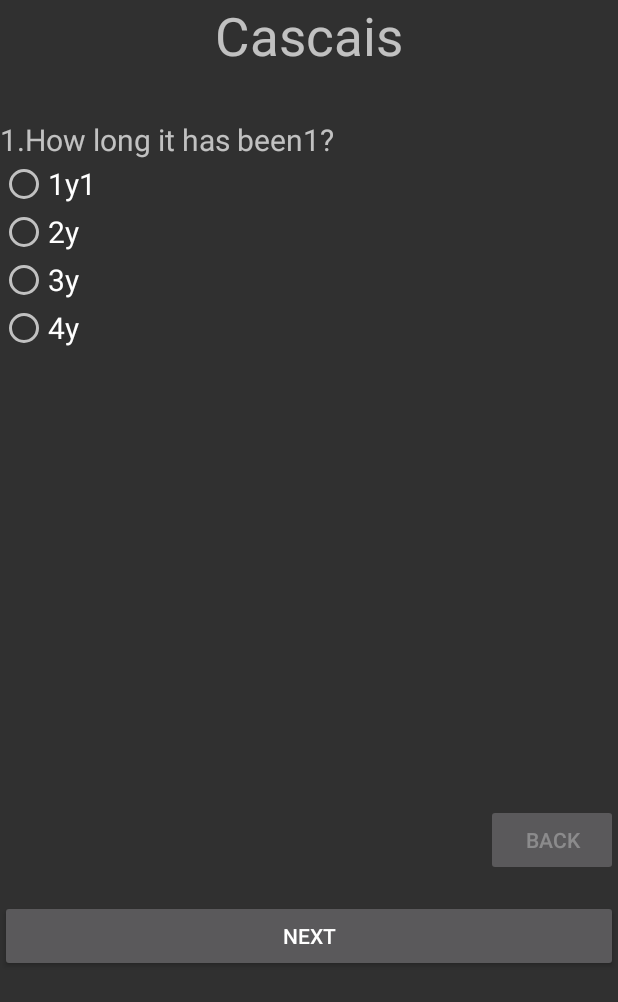
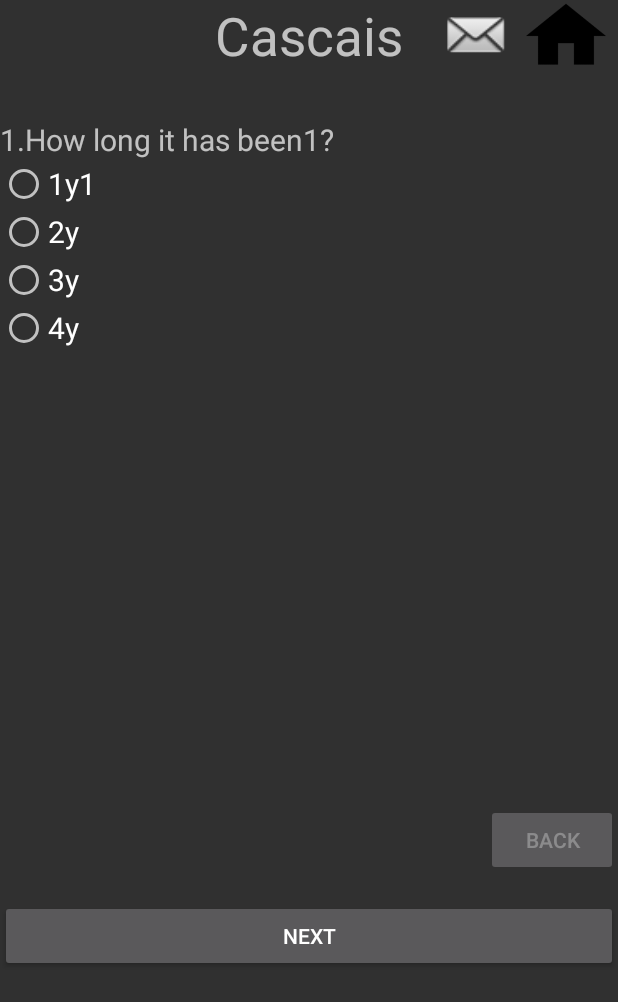
Before and after one commit to pevidex/CMU, an Android app: the CurrentQuizActivity screen opened directly, with no data from a screen before it, on a phone screen of 412 x 824 dp. Shown: the top 1002 px of the screen. Run offline under Robolectric (Android 15) with nearby library versions, the phone set to English and light mode, and no system bars.

Commit message:
global var for answers

```diff
--- /dev/null
+++ b/CMU/app/src/main/java/classes/Answers.java
@@ -0,0 +1,39 @@
+package classes;
+
+import android.util.Log;
+
+import java.io.Serializable;
+import java.util.ArrayList;
+import java.util.List;
+
+public class Answers implements Serializable{
+    private ArrayList<Integer> ans = new ArrayList<>();
+    public void init(List<Question> quizItems){
+        //initialize the ans(make sure only the first time to initialize)
+        if(ans.isEmpty()){
+            Log.d("ATLAS","is empty");
+            list();
+            for(Question q: quizItems){
+                ans.add(0);
+            };
+        }
+    }
+    public void set(int index,Integer value){
+        ans.set(index,value);
+    }
+
+    public Integer get(int index){
+        return ans.get(index);
+    }
+
+    public void clear(){
+        ans.clear();
+    }
+
+    //for debug
+    public void list(){
+        Log.d("ATLAS",String.valueOf(ans.size()));
+        Log.d("ATLAS",ans.toString());
+
+    }
+}
--- a/CMU/app/src/main/java/com/cmu/group22/hoponcmu/CurrentQuizActivity.java
+++ b/CMU/app/src/main/java/com/cmu/group22/hoponcmu/CurrentQuizActivity.java
@@ -10,6 +10,7 @@ import android.widget.ListView;
 import android.widget.RadioGroup;
 import android.widget.TextView;
 
+import classes.Answers;
 import classes.Question;
 
 import java.util.ArrayList;
@@ -22,12 +23,16 @@ public class CurrentQuizActivity extends AppCompatActivity {
     Button nextBtn;
     Button backBtn;
     int currentPos = 0;
-    ArrayList<Integer> ans = new ArrayList<>();
+    Answers ans;
+
     RadioGroup radioAnsGroup;
 
     protected void onCreate(Bundle savedInstanceState){
         super.onCreate(savedInstanceState);
         setContentView(R.layout.activity_currentquiz);
+
+        GlobalContext globalContext = (GlobalContext) getApplicationContext();
+        ans = globalContext.getAnswers();
 
         getCurrentLocation();
         TextView title = (TextView) findViewById (R.id.QuizTitle);
@@ -38,7 +43,14 @@ public class CurrentQuizActivity extends AppCompatActivity {
         nextBtn = (Button) findViewById(R.id.Btn_sumbit);
         backBtn = (Button) findViewById(R.id.Btn_back);
 
+
+        //ans = (Answers) getIntent().getSerializableExtra("stock_ans");
+        ans.list();
+        ans.init(quizItems);
+        ans.set(1,2);
+        ans.list();
         resetCurrentquiz();
+
 
         nextBtn.setOnClickListener(onClickListener);
         backBtn.setOnClickListener(onClickListener);
@@ -81,6 +93,7 @@ public class CurrentQuizActivity extends AppCompatActivity {
                         backBtn.setEnabled(false);
                         //TODO: to submit ans
                         Log.d("ATLAS",ans.toString());
+                        ans.clear();
                         return;
                     }
                     break;
@@ -110,10 +123,6 @@ public class CurrentQuizActivity extends AppCompatActivity {
         quizItems.add(new Question("How long it has been7?","1y7","2y","3y","4y"));
         quizItems.add(new Question("How long it has been8?","1y8","2y","3y","4y"));
 
-        //initialize the ans
-        for(Question q: quizItems){
-            ans.add(0);
-        };
     }
 
     protected void resetCurrentquiz(){
@@ -141,7 +150,9 @@ public class CurrentQuizActivity extends AppCompatActivity {
         btn3.setText(q.getAnswer3());
         Button btn4 = (Button) findViewById(R.id.Btn_option4);
         btn4.setText(q.getAnswer4());
+
         //recover ans
+
         switch (ans.get(currentPos)){
             case 1:
                 radioAnsGroup.check(R.id.Btn_option1);
@@ -160,6 +171,7 @@ public class CurrentQuizActivity extends AppCompatActivity {
                 break;
         }
 
+
     }
 
 
--- a/CMU/app/src/main/java/com/cmu/group22/hoponcmu/GlobalContext.java
+++ b/CMU/app/src/main/java/com/cmu/group22/hoponcmu/GlobalContext.java
@@ -2,9 +2,13 @@ package com.cmu.group22.hoponcmu;
 
 import android.app.Application;
 
+import classes.Answers;
+
 public class GlobalContext extends Application {
 
     private int sessionId = 0;
+
+    private Answers ans = new Answers();
 
     public int getSessionId(){
         return this.sessionId;
@@ -13,4 +17,7 @@ public class GlobalContext extends Application {
     public void setSessionId(int id){
         this.sessionId = id;
     }
+
+    public Answers getAnswers(){ return this.ans; }
+
 }
--- a/CMU/app/src/main/java/com/cmu/group22/hoponcmu/MainActivity.java
+++ b/CMU/app/src/main/java/com/cmu/group22/hoponcmu/MainActivity.java
@@ -2,6 +2,7 @@ package com.cmu.group22.hoponcmu;
 
 import android.content.Intent;
 import android.os.Bundle;
+import android.support.v7.app.AlertDialog;
 import android.support.v7.app.AppCompatActivity;
 import android.util.Log;
 import android.view.View;
@@ -14,6 +15,7 @@ import com.cmu.group22.hoponcmu.Task.GetLocationsTask;
 
 import java.util.ArrayList;
 
+import classes.Answers;
 import classes.Location;
 
 public class MainActivity extends AppCompatActivity {
@@ -21,6 +23,8 @@ public class MainActivity extends AppCompatActivity {
     ImageView img_currentquiz;
     ImageView img_myquizs;
     ImageView img_msgbox;
+
+    //Answers ans = new Answers();
 
     ArrayList<Location> locations=null;
 
@@ -46,8 +50,9 @@ public class MainActivity extends AppCompatActivity {
         new GetLocationsTask(MainActivity.this).execute();
         setContentView(R.layout.activity_main);
 
+        Log.d("ATLAS","on create main activity");
 
-        GlobalContext globalContext = (GlobalContext) getApplicationContext();
+        final GlobalContext globalContext = (GlobalContext) getApplicationContext();
         Log.d("MainActivity ",  Integer.toString(globalContext.getSessionId()));
         //TODO:check the cookie if the user has logged in. if not, go to login activity
         //Intent intent = new Intent(this, LoginActivity.class);
@@ -61,7 +66,10 @@ public class MainActivity extends AppCompatActivity {
         img_currentquiz.setClickable(true);//TODO:according to the detect of wifi to define whether the user can answer now
         img_currentquiz.setOnClickListener(new View.OnClickListener() {
             public void onClick(View v) {
+                AlertDialog.Builder builder = new AlertDialog.Builder(globalContext);
+
                 Intent intent = new Intent(v.getContext(), CurrentQuizActivity.class);
+                //intent.putExtra("stock_ans",ans);
                 startActivity(intent);
             }
         });
--- a/CMU/app/src/main/res/layout/activity_currentquiz.xml
+++ b/CMU/app/src/main/res/layout/activity_currentquiz.xml
@@ -88,4 +88,26 @@
         app:layout_constraintBottom_toTopOf="@+id/Btn_sumbit"
         app:layout_constraintEnd_toEndOf="parent"
         app:layout_constraintLeft_toLeftOf="parent" />
+
+    <Button
+        android:id="@+id/Btn_leave"
+        android:layout_width="53dp"
+        android:layout_height="45dp"
+        android:layout_marginEnd="8dp"
+        android:background="@drawable/home_icon"
+        android:text=""
+        app:layout_constraintBottom_toBottomOf="@+id/QuizTitle"
+        app:layout_constraintEnd_toEndOf="@+id/QuizTitle"
+        app:layout_constraintTop_toTopOf="@+id/QuizTitle" />
+
+    <Button
+        android:id="@+id/Btn_msg"
+        android:layout_width="50dp"
+        android:layout_height="47dp"
+        android:layout_marginEnd="8dp"
+        android:background="@android:drawable/sym_action_email"
+        android:text=""
+        app:layout_constraintBottom_toBottomOf="@+id/QuizTitle"
+        app:layout_constraintEnd_toStartOf="@+id/Btn_leave"
+        app:layout_constraintTop_toTopOf="@+id/QuizTitle" />
 </android.support.constraint.ConstraintLayout>
```
